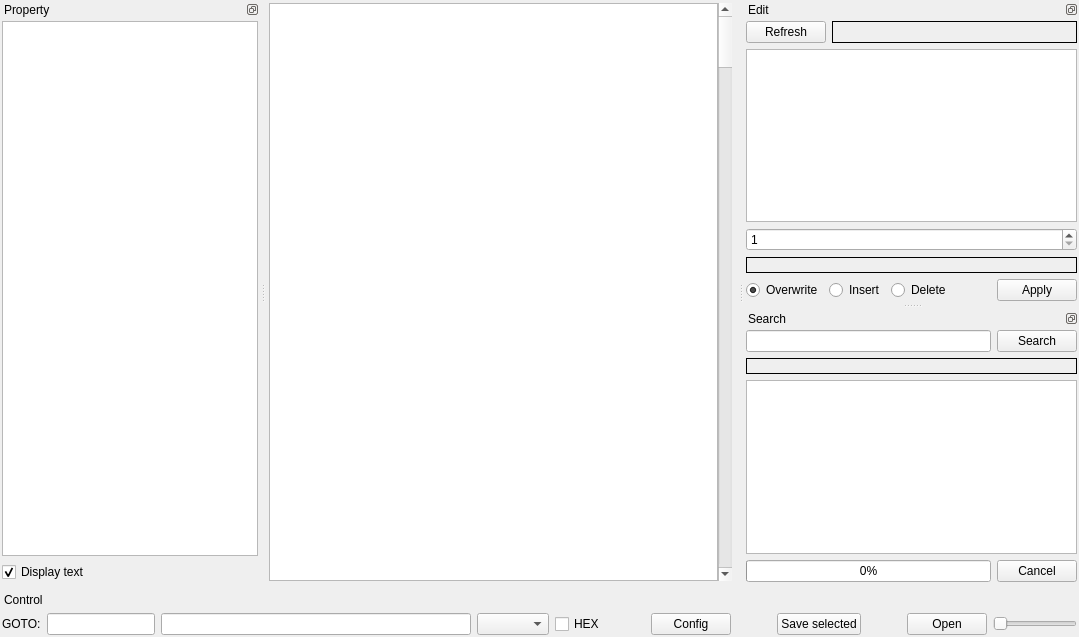
This is mainwindow.ui in chipmunk-sm/HexEditor as Qt 5 draws it before an edit. The edited form follows.
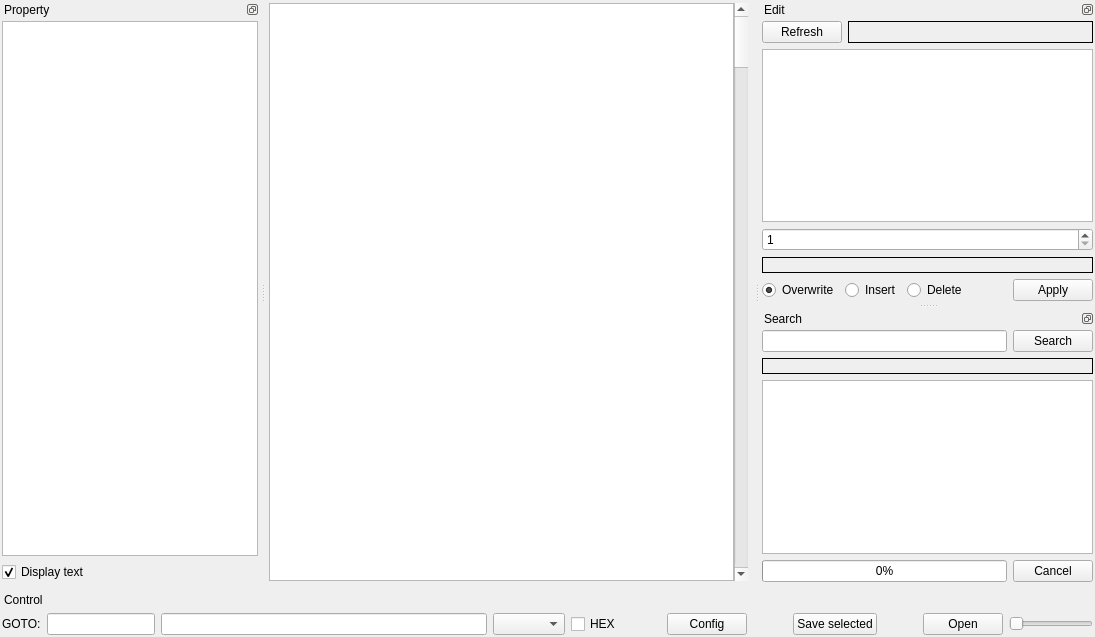
This is the edited form. Icons and pictures are not drawn. Custom widgets are drawn as their Qt base class.

```diff
--- a/mainwindow.ui
+++ b/mainwindow.ui
@@ -6,7 +6,7 @@
    <rect>
     <x>0</x>
     <y>0</y>
-    <width>1079</width>
+    <width>1095</width>
     <height>637</height>
    </rect>
   </property>
```
Left out of the diff: 23 changed lines with no effect on the pictures.
